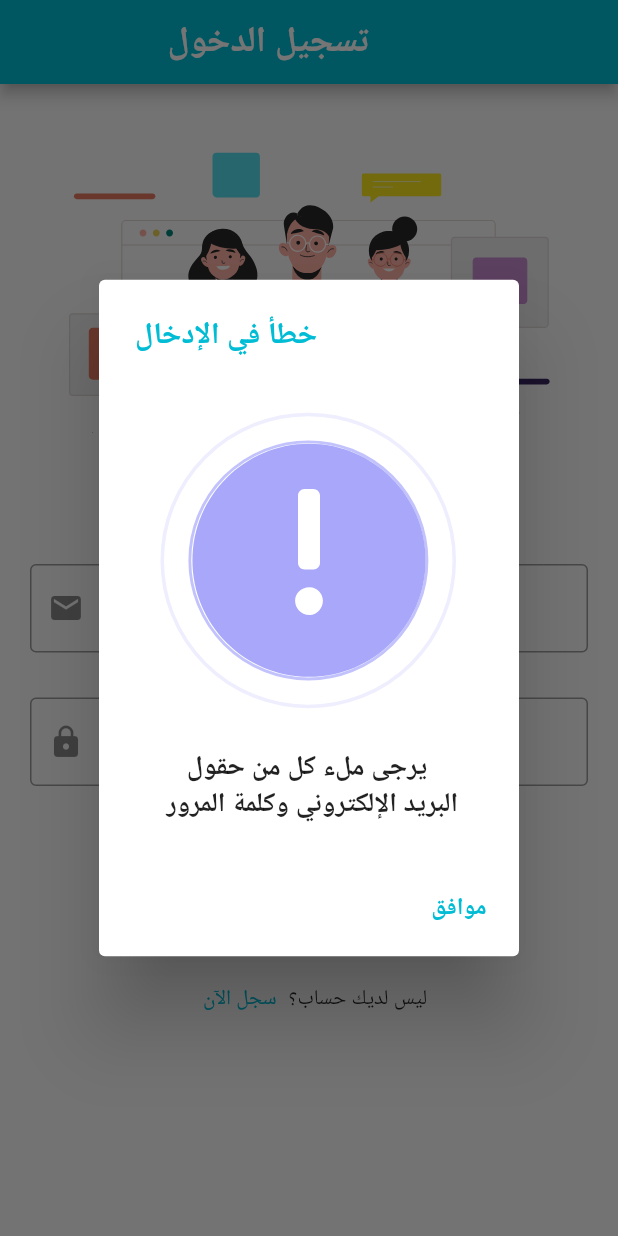
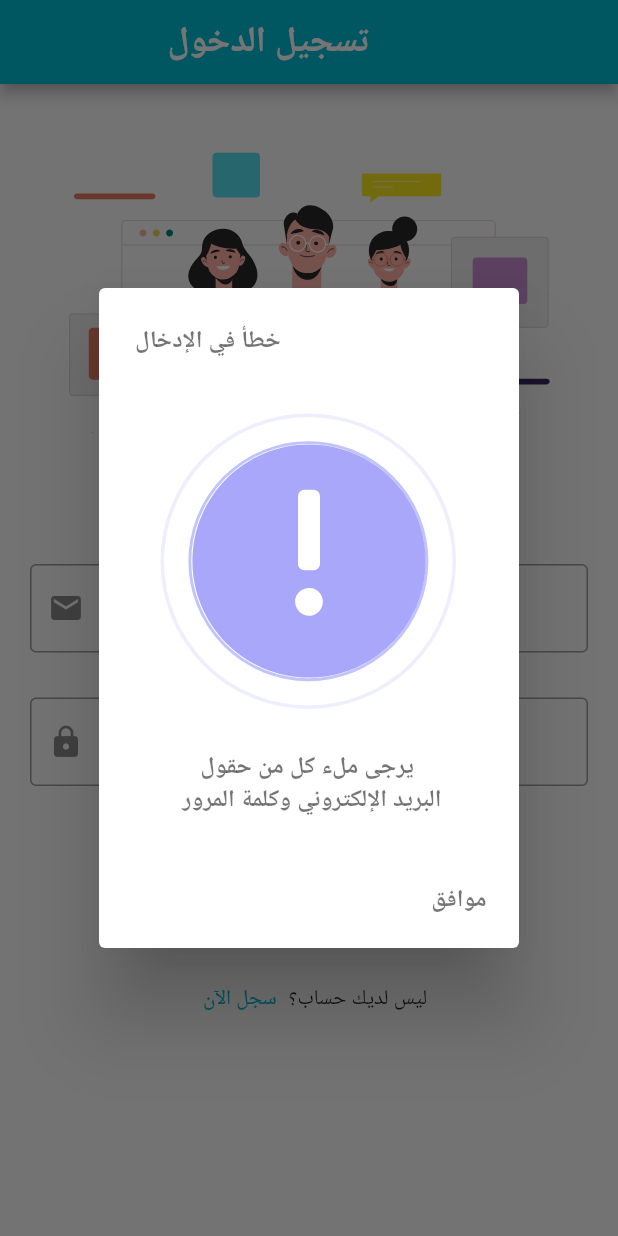
Before and after one commit to e7gx/ppm_user_view, a Flutter app: the screen it shows after launch, after a tap on "تخطي", after a tap on "تسجيل الدخول", on a phone screen of 412 x 824 dp. Run offline on Flutter 3.47's test engine with Material 3 defaults, Android fonts, the light colour scheme and no system bars; our stand-ins replace cloud_firestore, firebase_auth, firebase_core, fluttertoast, introduction_screen, lottie; missing offline and left inert: qr_code_scanner; accounts and stored records are empty; generated files the repository leaves out were written again.

Commit message:
ADD MORE LIB

```diff
--- a/lib/Auth/login_page.dart
+++ b/lib/Auth/login_page.dart
@@ -3,6 +3,7 @@
 import 'package:hello_world/controller/home_page_and_bar.dart';
 import 'signup_page.dart';
 import 'package:lottie/lottie.dart';
+import 'package:fluttertoast/fluttertoast.dart';
 
 class LoginPage extends StatelessWidget {
   final TextEditingController emailController = TextEditingController();
@@ -64,9 +65,9 @@
                           title: const Text(
                             'خطأ في الإدخال',
                             style: TextStyle(
-                                fontSize: 20,
+                                fontSize: 16,
                                 fontWeight: FontWeight.bold,
-                                color: Colors.cyan),
+                                color: Colors.black54),
                           ),
                           content: Column(
                             mainAxisSize: MainAxisSize.min,
@@ -77,7 +78,9 @@
                               const Text(
                                 '       يرجى ملء كل من حقول   \n    البريد الإلكتروني وكلمة المرور   ',
                                 style: TextStyle(
-                                    fontSize: 18, fontWeight: FontWeight.bold),
+                                    fontSize: 16,
+                                    fontWeight: FontWeight.w600,
+                                    color: Colors.black54),
                               ),
                             ],
                           ),
@@ -89,7 +92,9 @@
                               child: const Text(
                                 'موافق',
                                 style: TextStyle(
-                                    fontSize: 16, fontWeight: FontWeight.bold),
+                                    fontSize: 16,
+                                    fontWeight: FontWeight.bold,
+                                    color: Colors.black54),
                               ),
                             ),
                           ],
@@ -132,7 +137,7 @@
                             style: TextStyle(
                                 fontSize: 20,
                                 fontWeight: FontWeight.bold,
-                                color: Colors.cyan),
+                                color: Colors.black54),
                           ),
                           content: Column(
                             mainAxisSize: MainAxisSize.min,
@@ -150,12 +155,21 @@
                           actions: [
                             TextButton(
                               onPressed: () {
+                                Fluttertoast.showToast(
+                                    msg: "كلمة السر غير صحيحة",
+                                    toastLength: Toast.LENGTH_SHORT,
+                                    gravity: ToastGravity.CENTER,
+                                    timeInSecForIosWeb: 1,
+                                    textColor: Colors.white,
+                                    fontSize: 16.0);
                                 Navigator.of(context).pop();
                               },
                               child: const Text(
                                 'موافق',
                                 style: TextStyle(
-                                    fontSize: 16, fontWeight: FontWeight.bold),
+                                    fontSize: 16,
+                                    fontWeight: FontWeight.bold,
+                                    color: Colors.black54),
                               ),
                             ),
                           ],
--- a/lib/reports/user_report_details_page.dart
+++ b/lib/reports/user_report_details_page.dart
@@ -58,12 +58,13 @@
                 style: TextStyle(
                     fontSize: 18,
                     fontWeight: FontWeight.bold,
-                    fontStyle: FontStyle.italic)),
+                    fontStyle: FontStyle.italic,
+                    color: Colors.black54)),
             actions: <Widget>[
               TextButton(
                 child: const Text('حسنا',
                     style: TextStyle(
-                        color: Colors.cyan,
+                        color: Colors.black54,
                         fontSize: 15,
                         fontWeight: FontWeight.bold,
                         fontStyle: FontStyle.italic)),
```
